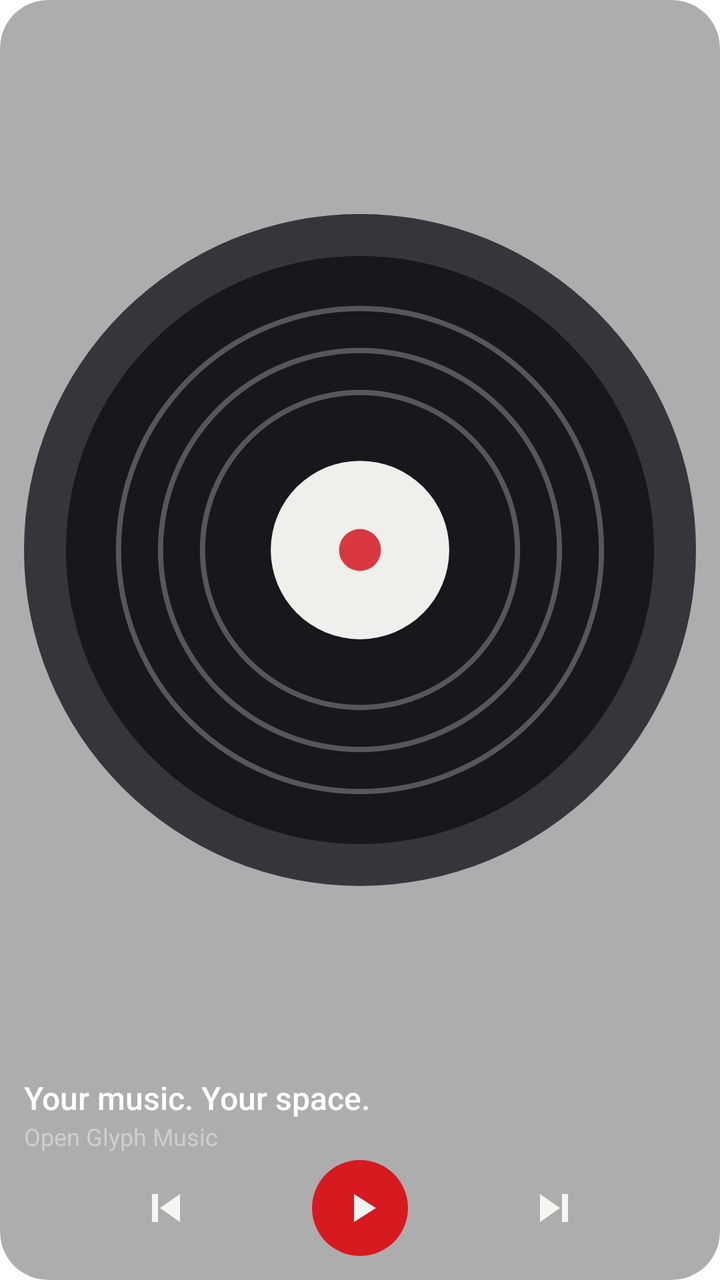
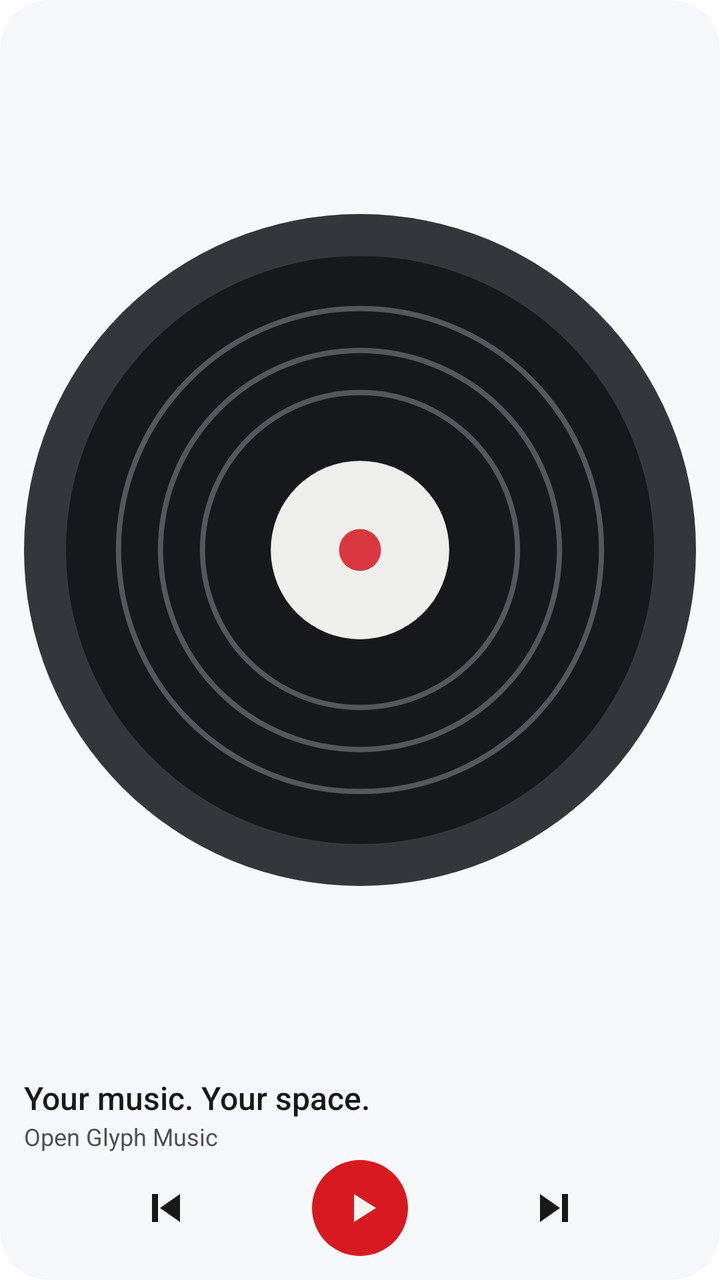

Before-and-after screenshots of an Android layout around one commit, followed by the original layout XML and the change that was made.
<!-- AndroidManifest.xml: fallback theme Theme.MaterialComponents.DayNight.NoActionBar -->
<!-- res/layout/glyph_widget.xml -->
<FrameLayout xmlns:android="http://schemas.android.com/apk/res/android" android:id="@+id/widget_root" android:layout_width="match_parent" android:layout_height="match_parent" android:background="@drawable/widget_background" android:clipToOutline="true"><ImageView android:id="@+id/widget_surface" android:layout_width="match_parent" android:layout_height="match_parent" android:scaleType="fitXY" android:importantForAccessibility="no" /><LinearLayout android:layout_width="match_parent" android:layout_height="match_parent" android:orientation="vertical" android:padding="12dp"><ImageView android:id="@+id/widget_record" android:layout_width="match_parent" android:layout_height="0dp" android:layout_weight="1" android:src="@drawable/widget_album_placeholder" android:scaleType="fitCenter" android:contentDescription="Album artwork" /><TextView android:id="@+id/track_title" android:layout_width="match_parent" android:layout_height="22dp" android:text="Your music. Your space." android:textColor="#FFFFFF" android:textSize="16sp" android:fontFamily="sans-serif-medium" android:maxLines="1" android:ellipsize="end" /><TextView android:id="@+id/track_artist" android:layout_width="match_parent" android:layout_height="20dp" android:text="Open Glyph Music" android:textColor="#CECECC" android:textSize="12sp" android:maxLines="1" android:ellipsize="end" /><LinearLayout android:layout_width="match_parent" android:layout_height="48dp" android:gravity="center_vertical" android:orientation="horizontal">
    <ImageButton android:id="@+id/previous_track" android:layout_width="0dp" android:layout_weight="1" android:layout_height="48dp" android:padding="4dp" android:background="@android:color/transparent" android:src="@drawable/widget_previous" android:contentDescription="Previous track" />
    <ImageButton android:id="@+id/play_pause" android:layout_width="48dp" android:layout_height="48dp" android:padding="12dp" android:background="@drawable/widget_play_background" android:src="@drawable/widget_play" android:contentDescription="Play" />
    <ImageButton android:id="@+id/next_track" android:layout_width="0dp" android:layout_weight="1" android:layout_height="48dp" android:padding="4dp" android:background="@android:color/transparent" android:src="@drawable/widget_next" android:contentDescription="Next track" />
</LinearLayout></LinearLayout></FrameLayout>
<!-- resources referenced by this layout -->
<resources>
  <!-- drawable widget_album_placeholder (drawable) -->
  <vector xmlns:android="http://schemas.android.com/apk/res/android" android:width="128dp" android:height="128dp" android:viewportWidth="128" android:viewportHeight="128">
      <path android:fillColor="#34363C" android:pathData="M64,0a64,64 0,1 0,0 128a64,64 0,1 0,0 -128" />
      <path android:fillColor="#17181C" android:pathData="M64,8a56,56 0,1 0,0 112a56,56 0,1 0,0 -112" />
      <path android:strokeColor="#55575D" android:strokeWidth="1" android:fillColor="#00000000" android:pathData="M64,18a46,46 0,1 0,0 92a46,46 0,1 0,0 -92M64,26a38,38 0,1 0,0 76a38,38 0,1 0,0 -76M64,34a30,30 0,1 0,0 60a30,30 0,1 0,0 -60" />
      <path android:fillColor="#EFEFEC" android:pathData="M64,47a17,17 0,1 0,0 34a17,17 0,1 0,0 -34" />
      <path android:fillColor="#D93840" android:pathData="M64,60a4,4 0,1 0,0 8a4,4 0,1 0,0 -8" />
  </vector>
  <!-- drawable widget_background (drawable) -->
  <shape xmlns:android="http://schemas.android.com/apk/res/android">
      <solid android:color="#58131313" />
      <corners android:radius="24dp" />
  </shape>
  <!-- drawable widget_next (drawable) -->
  <vector xmlns:android="http://schemas.android.com/apk/res/android" android:width="24dp" android:height="24dp" android:viewportWidth="24" android:viewportHeight="24"><path android:fillColor="#F5F5F2" android:pathData="M6,5L16,12L6,19ZM17,5H20V19H17Z" /></vector>
  <!-- drawable widget_play (drawable) -->
  <vector xmlns:android="http://schemas.android.com/apk/res/android" android:width="24dp" android:height="24dp" android:viewportWidth="24" android:viewportHeight="24"><path android:fillColor="#F5F5F2" android:pathData="M9,5L20,12L9,19Z" /></vector>
  <!-- drawable widget_play_background (drawable) -->
  <shape xmlns:android="http://schemas.android.com/apk/res/android" android:shape="oval">
      <solid android:color="#D71920" />
  </shape>
  <!-- drawable widget_previous (drawable) -->
  <vector xmlns:android="http://schemas.android.com/apk/res/android" android:width="24dp" android:height="24dp" android:viewportWidth="24" android:viewportHeight="24"><path android:fillColor="#F5F5F2" android:pathData="M18,5L8,12L18,19ZM4,5H7V19H4Z" /></vector>
</resources>

<!-- the commit's change to res/layout/glyph_widget.xml (unified diff, before → after) -->
@@ -1,4 +1,4 @@
-<FrameLayout xmlns:android="http://schemas.android.com/apk/res/android" android:id="@+id/widget_root" android:layout_width="match_parent" android:layout_height="match_parent" android:background="@drawable/widget_background" android:clipToOutline="true"><ImageView android:id="@+id/widget_surface" android:layout_width="match_parent" android:layout_height="match_parent" android:scaleType="fitXY" android:importantForAccessibility="no" /><LinearLayout android:layout_width="match_parent" android:layout_height="match_parent" android:orientation="vertical" android:padding="12dp"><ImageView android:id="@+id/widget_record" android:layout_width="match_parent" android:layout_height="0dp" android:layout_weight="1" android:src="@drawable/widget_album_placeholder" android:scaleType="fitCenter" android:contentDescription="Album artwork" /><TextView android:id="@+id/track_title" android:layout_width="match_parent" android:layout_height="22dp" android:text="Your music. Your space." android:textColor="#FFFFFF" android:textSize="16sp" android:fontFamily="sans-serif-medium" android:maxLines="1" android:ellipsize="end" /><TextView android:id="@+id/track_artist" android:layout_width="match_parent" android:layout_height="20dp" android:text="Open Glyph Music" android:textColor="#CECECC" android:textSize="12sp" android:maxLines="1" android:ellipsize="end" /><LinearLayout android:layout_width="match_parent" android:layout_height="48dp" android:gravity="center_vertical" android:orientation="horizontal">
+<FrameLayout xmlns:android="http://schemas.android.com/apk/res/android" android:id="@+id/widget_root" android:forceDarkAllowed="false" android:layout_width="match_parent" android:layout_height="match_parent" android:background="@drawable/widget_background" android:clipToOutline="true"><ImageView android:id="@+id/widget_surface" android:layout_width="match_parent" android:layout_height="match_parent" android:scaleType="fitXY" android:importantForAccessibility="no" /><LinearLayout android:layout_width="match_parent" android:layout_height="match_parent" android:orientation="vertical" android:padding="12dp"><ImageView android:id="@+id/widget_record" android:layout_width="match_parent" android:layout_height="0dp" android:layout_weight="1" android:src="@drawable/widget_album_placeholder" android:scaleType="fitCenter" android:contentDescription="Album artwork" /><TextView android:id="@+id/track_title" android:layout_width="match_parent" android:layout_height="22dp" android:text="Your music. Your space." android:textColor="@color/widget_primary" android:textSize="16sp" android:fontFamily="sans-serif-medium" android:maxLines="1" android:ellipsize="end" /><TextView android:id="@+id/track_artist" android:layout_width="match_parent" android:layout_height="20dp" android:text="Open Glyph Music" android:textColor="@color/widget_secondary" android:textSize="12sp" android:maxLines="1" android:ellipsize="end" /><LinearLayout android:layout_width="match_parent" android:layout_height="48dp" android:gravity="center_vertical" android:orientation="horizontal">
     <ImageButton android:id="@+id/previous_track" android:layout_width="0dp" android:layout_weight="1" android:layout_height="48dp" android:padding="4dp" android:background="@android:color/transparent" android:src="@drawable/widget_previous" android:contentDescription="Previous track" />
     <ImageButton android:id="@+id/play_pause" android:layout_width="48dp" android:layout_height="48dp" android:padding="12dp" android:background="@drawable/widget_play_background" android:src="@drawable/widget_play" android:contentDescription="Play" />
     <ImageButton android:id="@+id/next_track" android:layout_width="0dp" android:layout_weight="1" android:layout_height="48dp" android:padding="4dp" android:background="@android:color/transparent" android:src="@drawable/widget_next" android:contentDescription="Next track" />
<!-- resource entries referenced after the edit -->
@@ -1,5 +1,7 @@
 <!-- resources referenced by this layout -->
 <resources>
+  <color name="widget_primary">#181818</color>
+  <color name="widget_secondary">#505050</color>
   <!-- drawable widget_album_placeholder (drawable) -->
   <vector xmlns:android="http://schemas.android.com/apk/res/android" android:width="128dp" android:height="128dp" android:viewportWidth="128" android:viewportHeight="128">
       <path android:fillColor="#34363C" android:pathData="M64,0a64,64 0,1 0,0 128a64,64 0,1 0,0 -128" />
@@ -10,11 +12,11 @@
   </vector>
   <!-- drawable widget_background (drawable) -->
   <shape xmlns:android="http://schemas.android.com/apk/res/android">
-      <solid android:color="#58131313" />
+      <solid android:color="@color/widget_surface" />
       <corners android:radius="24dp" />
   </shape>
   <!-- drawable widget_next (drawable) -->
-  <vector xmlns:android="http://schemas.android.com/apk/res/android" android:width="24dp" android:height="24dp" android:viewportWidth="24" android:viewportHeight="24"><path android:fillColor="#F5F5F2" android:pathData="M6,5L16,12L6,19ZM17,5H20V19H17Z" /></vector>
+  <vector xmlns:android="http://schemas.android.com/apk/res/android" android:width="24dp" android:height="24dp" android:viewportWidth="24" android:viewportHeight="24"><path android:fillColor="@color/widget_primary" android:pathData="M6,5L16,12L6,19ZM17,5H20V19H17Z" /></vector>
   <!-- drawable widget_play (drawable) -->
   <vector xmlns:android="http://schemas.android.com/apk/res/android" android:width="24dp" android:height="24dp" android:viewportWidth="24" android:viewportHeight="24"><path android:fillColor="#F5F5F2" android:pathData="M9,5L20,12L9,19Z" /></vector>
   <!-- drawable widget_play_background (drawable) -->
@@ -22,6 +24,7 @@
       <solid android:color="#D71920" />
   </shape>
   <!-- drawable widget_previous (drawable) -->
-  <vector xmlns:android="http://schemas.android.com/apk/res/android" android:width="24dp" android:height="24dp" android:viewportWidth="24" android:viewportHeight="24"><path android:fillColor="#F5F5F2" android:pathData="M18,5L8,12L18,19ZM4,5H7V19H4Z" /></vector>
+  <vector xmlns:android="http://schemas.android.com/apk/res/android" android:width="24dp" android:height="24dp" android:viewportWidth="24" android:viewportHeight="24"><path android:fillColor="@color/widget_primary" android:pathData="M18,5L8,12L18,19ZM4,5H7V19H4Z" /></vector>
+  <color name="widget_surface">#66E8F0F2</color>
 </resources>
 
